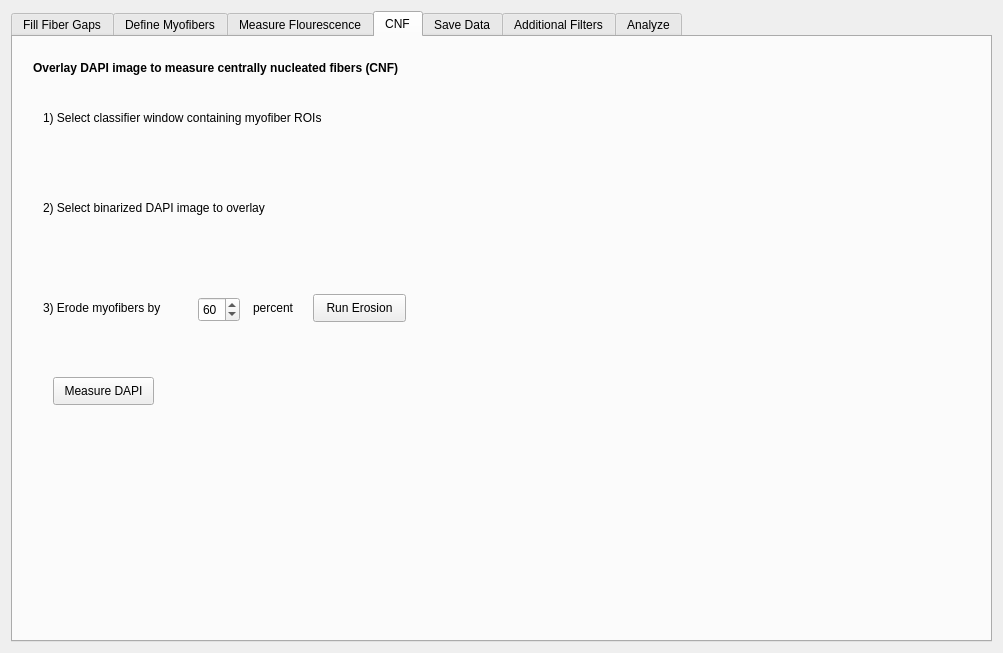
Quantimus/quantimus, file myoquant.ui: the form before one commit.
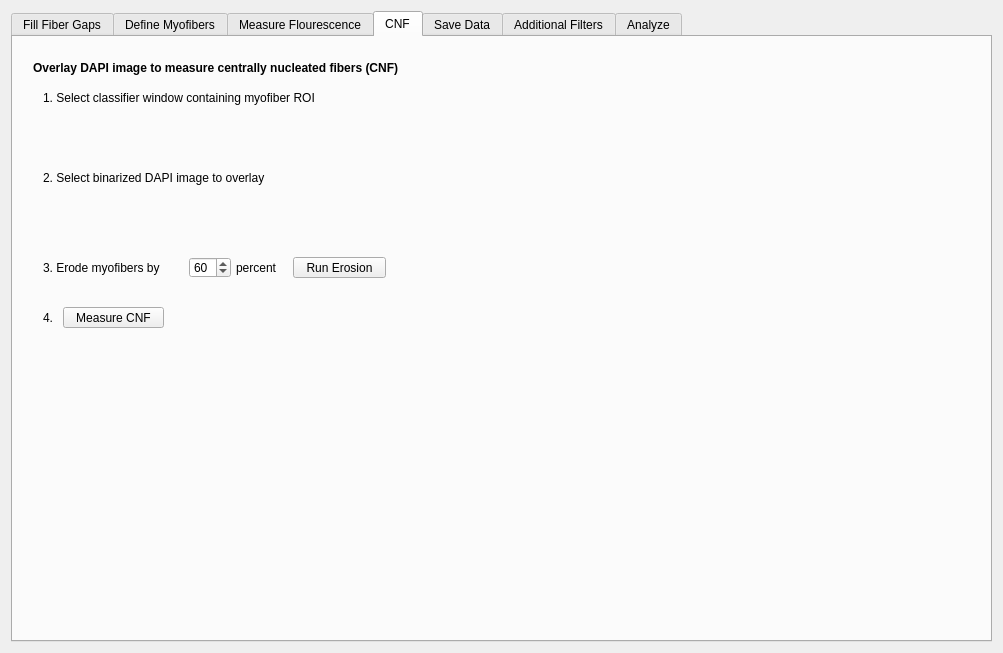
The form after the commit. The open tabs and pages were chosen to show the change.

Patch:
```diff
--- a/myoquant.ui
+++ b/myoquant.ui
@@ -36,6 +36,7 @@
        <property name="font">
         <font>
          <family>Arial</family>
+         <pointsize>9</pointsize>
         </font>
        </property>
        <property name="currentIndex">
@@ -250,12 +251,17 @@
         <widget class="QSpinBox" name="erosion_percentage_SpinBox">
          <property name="geometry">
           <rect>
-           <x>185</x>
-           <y>260</y>
+           <x>176</x>
+           <y>220</y>
            <width>42</width>
-           <height>25</height>
+           <height>21</height>
           </rect>
          </property>
+         <property name="font">
+          <font>
+           <pointsize>9</pointsize>
+          </font>
+         </property>
          <property name="minimum">
           <number>0</number>
          </property>
@@ -267,7 +273,7 @@
          <property name="geometry">
           <rect>
            <x>30</x>
-           <y>260</y>
+           <y>220</y>
            <width>151</width>
            <height>21</height>
           </rect>
@@ -278,42 +284,57 @@
           </font>
          </property>
          <property name="text">
-          <string>3) Erode myofibers by </string>
+          <string>3. Erode myofibers by </string>
          </property>
         </widget>
         <widget class="QLabel" name="label_47">
          <property name="geometry">
           <rect>
            <x>30</x>
-           <y>70</y>
+           <y>50</y>
            <width>341</width>
            <height>21</height>
           </rect>
          </property>
+         <property name="font">
+          <font>
+           <pointsize>9</pointsize>
+          </font>
+         </property>
          <property name="text">
-          <string>1) Select classifier window containing myofiber ROIs</string>
+          <string>1. Select classifier window containing myofiber ROI</string>
          </property>
         </widget>
         <widget class="QWidget" name="gridLayoutWidget_11">
          <property name="geometry">
           <rect>
            <x>50</x>
-           <y>100</y>
+           <y>70</y>
            <width>381</width>
            <height>51</height>
           </rect>
          </property>
+         <property name="font">
+          <font>
+           <pointsize>9</pointsize>
+          </font>
+         </property>
          <layout class="QGridLayout" name="gridLayout_import_DAPI"/>
         </widget>
         <widget class="QPushButton" name="run_erosion_button">
          <property name="geometry">
           <rect>
-           <x>300</x>
-           <y>257</y>
+           <x>280</x>
+           <y>220</y>
            <width>93</width>
-           <height>28</height>
+           <height>21</height>
           </rect>
          </property>
+         <property name="font">
+          <font>
+           <pointsize>9</pointsize>
+          </font>
+         </property>
          <property name="text">
           <string>Run Erosion</string>
          </property>
@@ -340,8 +361,8 @@
         <widget class="QLabel" name="label_50">
          <property name="geometry">
           <rect>
-           <x>240</x>
-           <y>260</y>
+           <x>223</x>
+           <y>220</y>
            <width>61</width>
            <height>21</height>
           </rect>
@@ -359,37 +380,70 @@
          <property name="geometry">
           <rect>
            <x>50</x>
-           <y>190</y>
+           <y>150</y>
            <width>381</width>
            <height>51</height>
           </rect>
          </property>
+         <property name="font">
+          <font>
+           <pointsize>9</pointsize>
+          </font>
+         </property>
          <layout class="QGridLayout" name="gridLayout_contains_DAPI"/>
         </widget>
         <widget class="QLabel" name="label_29">
          <property name="geometry">
           <rect>
            <x>30</x>
-           <y>160</y>
+           <y>130</y>
            <width>300</width>
            <height>21</height>
           </rect>
          </property>
+         <property name="font">
+          <font>
+           <pointsize>9</pointsize>
+          </font>
+         </property>
          <property name="text">
-          <string>2) Select binarized DAPI image to overlay</string>
+          <string>2. Select binarized DAPI image to overlay</string>
          </property>
         </widget>
         <widget class="QPushButton" name="run_DAPI_button">
          <property name="geometry">
           <rect>
-           <x>40</x>
-           <y>340</y>
+           <x>50</x>
+           <y>270</y>
            <width>101</width>
-           <height>28</height>
+           <height>21</height>
           </rect>
          </property>
+         <property name="font">
+          <font>
+           <pointsize>9</pointsize>
+          </font>
+         </property>
          <property name="text">
-          <string>Measure DAPI</string>
+          <string>Measure CNF</string>
+         </property>
+        </widget>
+        <widget class="QLabel" name="label_51">
+         <property name="geometry">
+          <rect>
+           <x>30</x>
+           <y>270</y>
+           <width>21</width>
+           <height>21</height>
+          </rect>
+         </property>
+         <property name="font">
+          <font>
+           <pointsize>9</pointsize>
+          </font>
+         </property>
+         <property name="text">
+          <string>4.</string>
          </property>
         </widget>
        </widget>
```
Left out of the diff: 111 changed lines with no effect on the pictures.
